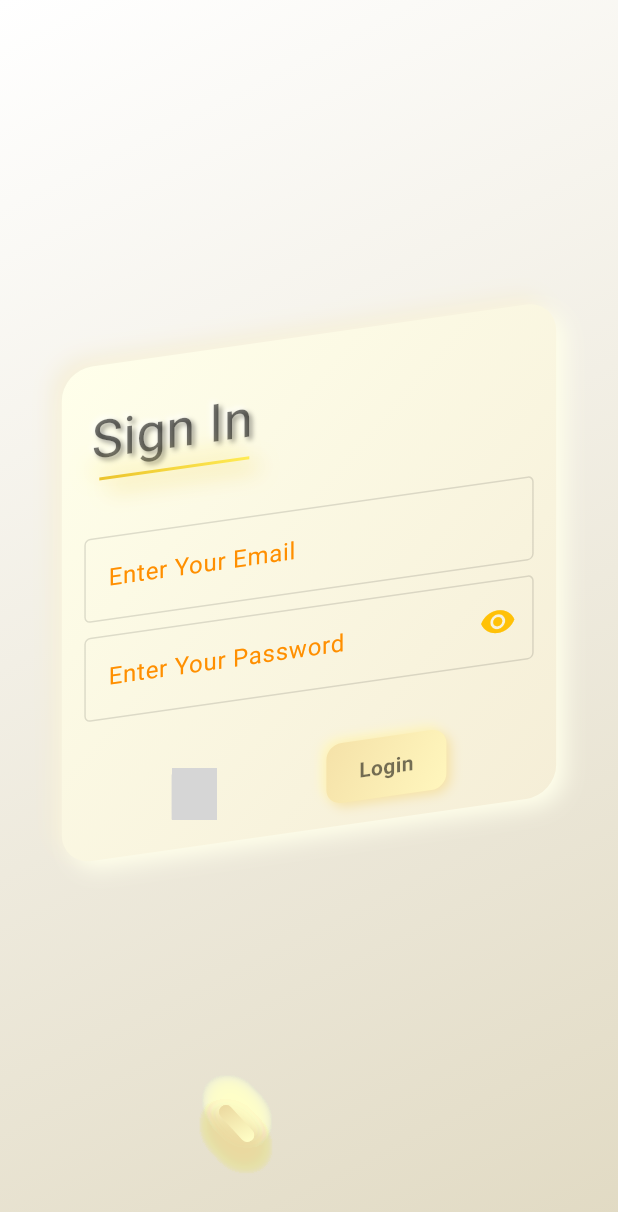
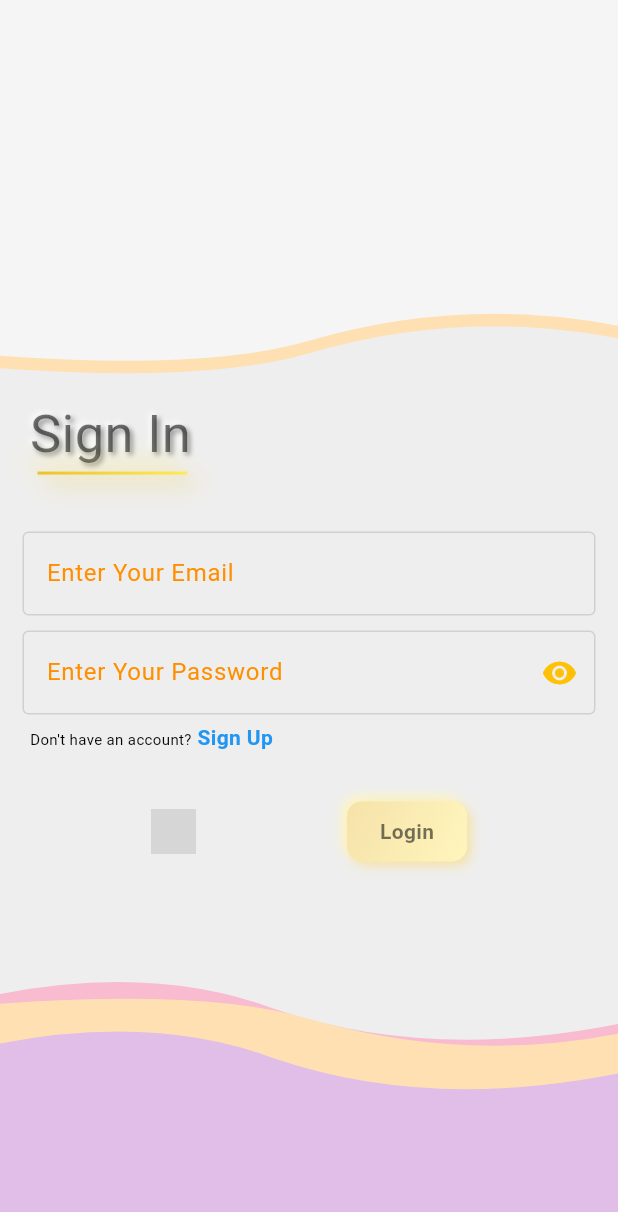
Before and after one commit to Prafulpatnecha/flutter_chat, a Flutter app: the screen it shows after launch, on a phone screen of 412 x 824 dp. Shown: the top 1212 px of the screen. Run offline on Flutter 3.47's test engine with Material 3 defaults, Android fonts, the phone set to English and light mode, and no system bars; drawn by our look-alikes of clay_containers, flip_card; our stand-ins replace cloud_firestore, dotted_line, firebase_auth, firebase_core, firebase_storage, flutter_custom_clippers and 5 more; missing offline and left inert: flutter_tilt, stories_for_flutter; accounts and stored records are empty; grey boxes are pictures that could not be loaded.

Commit message:
30-09-24

```diff
--- a/lib/services/firebase_cloud_services.dart
+++ b/lib/services/firebase_cloud_services.dart
@@ -131,8 +131,7 @@ class FirebaseCloudServices {
   }
 
   //Todo DELETE Receiver
-  Future<void> deleteChatReceiver(
-      String receiver, bool delete, String dcId) async {
+  Future<void> deleteChatReceiver(String receiver, bool delete, String dcId) async {
     // ChatModel chat ;//update
     String sender = AuthServices.authServices.getCurrentUser()!.email!;
     List doc = [sender, receiver];
--- a/lib/view/auth/components/login_components.dart
+++ b/lib/view/auth/components/login_components.dart
@@ -10,6 +10,7 @@ import 'package:get/get.dart';
 import 'package:icons_plus/icons_plus.dart';
 
 import '../../../controller/auth_controller.dart';
+import '../../../utils/colors_globle.dart';
 import 'extra_work_components.dart';
 
 Align buildAlignShep(double height, double width,
@@ -27,7 +28,9 @@ Align buildAlignShep(double height, double width,
         width: width,
         depth: 20,
         curveType: CurveType.concave,
-        color: Colors.amber.shade100,
+        color: Colors.grey.shade50,
+        parentColor: Colors.purple.shade50,
+        surfaceColor: Colors.grey.shade50,
         borderRadius: random.nextInt(1000).toDouble(),
       ),
     ),
@@ -37,15 +40,6 @@ Align buildAlignShep(double height, double width,
 Align signInAlign(double height, double width, AuthController authController) {
   return Align(
     alignment: const Alignment(0, 0),
-    child: Transform(
-      transform: Matrix4.skewY(3),
-      child: ClayContainer(
-        height: height * 0.4,
-        width: width * 0.8,
-        depth: -10,
-        curveType: CurveType.concave,
-        color: Colors.amber.shade50,
-        borderRadius: 20,
     child: SingleChildScrollView(
       child: Column(
         children: [
@@ -120,6 +114,17 @@ Align signInAlign(double height, double width, AuthController authController) {
                         )),
             ),
           ),
+          Row(
+            children: [
+              Padding(
+                padding: const EdgeInsets.symmetric(horizontal: 20.0),
+                child: Text.rich(TextSpan(children: [
+                  TextSpan(text: "Don't have an account?",style: TextStyle(color: textColor,fontSize: 10)),
+                  TextSpan(text: " Sign Up",style: TextStyle(color: Colors.blue,fontWeight: FontWeight.bold))
+                ],),),
+              ),
+            ],
+          ),
           SizedBox(
             height: height * 0.04,
           ),
@@ -143,12 +148,8 @@ Align signInAlign(double height, double width, AuthController authController) {
                 ),
               ),
               GestureDetector(
-                    onPanStart: (details) {
-                      authController.loginColor.value = false;
-                    },
-                    onPanEnd: (details) async {
-                      authController.loginColor.value = true;
-                      //todo Enter Login Button To On Here
+                onTap: () async {
+                  //todo Enter Login Button TO on Here
                   String response = await AuthServices.authServices
                       .signInWithEmailAndPasswordMethod(
                       authController.textEmail.text,
@@ -160,6 +161,17 @@ Align signInAlign(double height, double width, AuthController authController) {
                     Get.snackbar("Sign Failed!!", response);
                   }
                 },
+                // onPanStart: (details) {
+                // },
+                // onPanEnd: (details) {
+                // },
+                // onScaleStart: (details) {
+                //   authController.loginColor.value = false;
+                // },
+                // onScaleEnd: (details) {
+                //
+                //   authController.loginColor.value = true;
+                // },
                 // onTap: () {
                 // },
                 child: Obx(
@@ -187,10 +199,8 @@ Align signInAlign(double height, double width, AuthController authController) {
               ),
             ],
           ),
-              const SizedBox(height: 10,)
+          const SizedBox(height: 10,),
         ],
-          ),
-        ),
       ),
     ),
   );
--- a/lib/view/auth/components/sign_up_compponents.dart
+++ b/lib/view/auth/components/sign_up_compponents.dart
@@ -15,18 +15,12 @@ import 'package:icons_plus/icons_plus.dart';
 import 'package:image_picker/image_picker.dart';
 
 import '../../../controller/auth_controller.dart';
+import '../../../utils/colors_globle.dart';
 import 'extra_work_components.dart';
 
 Align signUpAlign(double height, double width, AuthController authController) {
   return Align(
     alignment: const Alignment(0, 0),
-    child: ClayContainer(
-      height: height * 0.65,
-      width: width * 0.9,
-      depth: -10,
-      curveType: CurveType.concave,
-      color: Colors.amber.shade50,
-      borderRadius: 20,
     child: SingleChildScrollView(
       child: Column(
         children: [
@@ -42,6 +36,7 @@ Align signUpAlign(double height, double width, AuthController authController) {
                 authController.textEmail.clear();
               },
               child: Row(
+                mainAxisAlignment: MainAxisAlignment.spaceEvenly,
                 children: [
                   Flexible(
                     child: NeumorphicText(
@@ -57,19 +52,19 @@ Align signUpAlign(double height, double width, AuthController authController) {
               ),
             ),
           ),
-            Padding(
-              padding: const EdgeInsets.symmetric(horizontal: 25.0),
-              child: Row(
-                children: [
-                  ClayContainer(
-                    height: 2,
-                    width: ((width * 0.249) < 100) ? width * 0.249 : 100,
-                    color: Colors.amberAccent,
-                    curveType: CurveType.concave,
-                  ),
-                ],
-              ),
-            ),
+          // Padding(
+          //   padding: const EdgeInsets.symmetric(horizontal: 25.0),
+          //   child: Row(
+          //     children: [
+          //       ClayContainer(
+          //         height: 2,
+          //         width: ((width * 0.249) < 100) ? width * 0.249 : 100,
+          //         color: Colors.amberAccent,
+          //         curveType: CurveType.concave,
+          //       ),
+          //     ],
+          //   ),
+          // ),
           SizedBox(
             height: height * 0.04,
           ),
@@ -143,8 +138,19 @@ Align signUpAlign(double height, double width, AuthController authController) {
                       color: Colors.amber,
                     ))),
           ),
+          Row(
+            children: [
+              Padding(
+                padding: const EdgeInsets.symmetric(horizontal: 20.0),
+                child: Text.rich(TextSpan(children: [
+                  TextSpan(text: "Already have an account?",style: TextStyle(color: textColor,fontSize: 10)),
+                  TextSpan(text: " Login",style: TextStyle(color: Colors.blue,fontWeight: FontWeight.bold))
+                ],),),
+              ),
+            ],
+          ),
           SizedBox(
-              height: height * 0.04,
+            height: height * 0.02,
           ),
           Row(
             mainAxisAlignment: MainAxisAlignment.spaceEvenly,
@@ -160,10 +166,6 @@ Align signUpAlign(double height, double width, AuthController authController) {
                         // // print("object");
                         authController.imagePath = File(xFile!.path)
                             .obs; //todo image file to save then work but not long time using firebase only this file path save...
-                          CloudStorageFirebaseSaveAnyFiles
-                              .cloudStorageFirebaseSaveAnyFiles
-                              .imageStorageIntoEmail(
-                              authController.imagePath!.value);
                         //
                         // Directory imageDirectory= await getApplicationDocumentsDirectory();
                         // authController.imageString.value = "${imageDirectory.absolute}/profileImage.png";
@@ -214,6 +216,16 @@ Align signUpAlign(double height, double width, AuthController authController) {
                   await GoogleAuthServices.googleAuthServices
                       .googleLoginWithGmail();
                   User? user = AuthServices.authServices.getCurrentUser();
+                  UserModal userModel = UserModal(
+                      name: user!.displayName!,
+                      email: user.email!,
+                      phoneNo: user.phoneNumber ?? "",
+                      token: "",
+                      image: user.photoURL!,
+                      online: true,
+                      lastTime: Timestamp.now(), typingChat: false);
+                  FirebaseCloudServices.firebaseCloudServices
+                      .insertUserIntoFireStore(userModel);
                   if (user != null) {
                     Get.offAndToNamed("/");
                   }
@@ -224,11 +236,11 @@ Align signUpAlign(double height, double width, AuthController authController) {
                 ),
               ),
               GestureDetector(
-                  onPanStart: (details) {
-                    authController.loginColor.value = false;
-                  },
-                  onPanEnd: (details) async {
-                    authController.loginColor.value = true;
+                // onPanStart: (details) {
+                //   authController.loginColor.value = false;
+                // },
+                onTap: () async {
+                  // authController.loginColor.value = true;
                   //todo Enter SignUp Button To On Here
                   if (authController.textPassword.text ==
                       authController.textConfirmPassword.text) {
@@ -241,9 +253,12 @@ Align signUpAlign(double height, double width, AuthController authController) {
                           email: authController.textEmail.text,
                           phoneNo: authController.textPhoneNo.text,
                           token: "",
-                            image: authController.imagePath == null
+                          image: (authController.imagePath == null)
                               ? "https://media.istockphoto.com/id/1316420668/vector/user-icon-human-person-symbol-social-profile-icon-avatar-login-sign-web-user-symbol.jpg?s=612x612&w=0&k=20&c=AhqW2ssX8EeI2IYFm6-ASQ7rfeBWfrFFV4E87SaFhJE="
-                                : authController.imagePath!.value.path,
+                              : await CloudStorageFirebaseSaveAnyFiles
+                              .cloudStorageFirebaseSaveAnyFiles
+                              .imageStorageIntoEmail(
+                              authController.imagePath!.value),
                           online: true,
                           lastTime: Timestamp.now(), typingChat: false);
                       FirebaseCloudServices.firebaseCloudServices
@@ -308,6 +323,5 @@ Align signUpAlign(double height, double width, AuthController authController) {
         ],
       ),
     ),
-    ),
   );
 }
--- a/lib/view/auth/login_process_page.dart
+++ b/lib/view/auth/login_process_page.dart
@@ -3,6 +3,8 @@ import 'dart:math';
 import 'package:clay_containers/clay_containers.dart';
 import 'package:flip_card/flip_card.dart';
 import 'package:flutter_chat/controller/auth_controller.dart';
+import 'package:flutter_chat/utils/colors_globle.dart';
+import 'package:flutter_custom_clippers/flutter_custom_clippers.dart';
 import 'package:flutter_neumorphic_plus/flutter_neumorphic.dart';
 import 'package:get/get.dart';
 
@@ -20,29 +22,85 @@ class LoginProcessPage extends StatelessWidget {
     AuthController authController = Get.put(AuthController());
     return Scaffold(
       body: Obx(
-        () => ClayContainer(
+        () => Container(
           height: height,
           width: width,
-          depth: 30,
-          curveType: CurveType.convex,
-          color: Colors.amber.shade50,
+          // depth: 30,
+          // curveType: CurveType.convex,
+          color: containerColor,
           child: Stack(
             children: [
-              ...List.generate(
-                40,
-                (index) {
-                  Random random = Random();
-                  return buildAlignShep(height * random.nextDouble() * 0.1,
-                      width * random.nextDouble() * 0.1,
-                      x: (random.nextBool())
-                          ? -random.nextDouble()
-                          : random.nextDouble(),
-                      y: (random.nextBool())
-                          ? -random.nextDouble()
-                          : random.nextDouble(),
-                      z: random.nextDouble(),
-                      random: random);
-                },
+              Align(
+                alignment: Alignment.topCenter,
+                child: ClipPath(
+                  clipper: WaveClipperOne(),
+                  child: Container(
+                    width: width,
+                    height: height*0.31,
+                    color: chatColorList[0],
+                  ),
+                ),
+              ),
+              Align(
+                alignment: Alignment.topCenter,
+                child: ClipPath(
+                  clipper: WaveClipperOne(),
+                  child: Container(
+                    width: width,
+                    height: height*0.3,
+                    color: chatColorList[3],
+                  ),
+                ),
+              ),
+              //todo
+              // ...List.generate(
+              //   40,
+              //   (index) {
+              //     Random random = Random();
+              //     return buildAlignShep(height * random.nextDouble() * 0.1,
+              //         width * random.nextDouble() * 0.1,
+              //         x: (random.nextBool())
+              //             ? -random.nextDouble()
+              //             : random.nextDouble(),
+              //         y: (random.nextBool())
+              //             ? -random.nextDouble()
+              //             : random.nextDouble(),
+              //         z: random.nextDouble(),
+              //         random: random);
+              //   },
+              // ),
+              Align(
+                alignment: Alignment.bottomCenter,
+                child: ClipPath(
+                  clipper: WaveClipperTwo(reverse: true),
+                  child: Container(
+                    width: width,
+                    height: height*0.22,
+                    color: chatColorList[1],
+                  ),
+                ),
+              ),
+              Align(
+                alignment: Alignment.bottomCenter,
+                child: ClipPath(
+                  clipper: WaveClipperOne(reverse: true),
+                  child: Container(
+                    width: width,
+                    height: height*0.2,
+                    color: chatColorList[0],
+                  ),
+                ),
+              ),
+              Align(
+                alignment: Alignment.bottomCenter,
+                child: ClipPath(
+                  clipper: WaveClipperTwo(reverse: true),
+                  child: Container(
+                    width: width,
+                    height: height*0.18,
+                    color: chatColorList[2],
+                  ),
+                ),
               ),
               FlipCard(
                 // onFlipDone: (isFront) {
@@ -50,7 +108,8 @@ class LoginProcessPage extends StatelessWidget {
                 // },
                 front: signInAlign(height, width, authController),
                 back: signUpAlign(height, width, authController),
-              )
+              ),
+
             ],
           ),
         ),
--- a/lib/view/command/my_app.dart
+++ b/lib/view/command/my_app.dart
@@ -6,6 +6,7 @@ import 'package:get/get.dart';
 
 import '../auth/auth_manager.dart';
 import '../home/home_page.dart';
+import '../profile/profile_page.dart';
 
 class MyApp extends StatelessWidget {
   const MyApp({super.key});
@@ -24,6 +25,7 @@ class MyApp extends StatelessWidget {
         GetPage(name: "/login", page: () => const LoginProcessPage(),transition: Transition.native),
         GetPage(name: "/chat", page: () => const ChatPage(),transition: Transition.native),
         GetPage(name: "/imageShow", page: () => const ImageShowPage(),transition: Transition.circularReveal),
+        GetPage(name: "/profile", page: () => const ProfilePage(),transition: Transition.circularReveal),
       ],
     );
   }
--- a/lib/view/home/components/home_components.dart
+++ b/lib/view/home/components/home_components.dart
@@ -5,7 +5,6 @@ import 'package:clay_containers/widgets/clay_container.dart';
 import 'package:cloud_firestore/cloud_firestore.dart';
 import 'package:dotted_line/dotted_line.dart';
 import 'package:flutter/material.dart';
-import 'package:flutter_chat/controller/auth_controller.dart';
 import 'package:flutter_chat/services/auth_services.dart';
 import 'package:flutter_chat/services/firebase_cloud_services.dart';
 import 'package:get/get.dart';
@@ -116,13 +115,10 @@ Column emailAndAllUserAccess(List<UserModal> userModal, int index) {
         child: DottedLine(
           direction: Axis.horizontal,
           alignment: WrapAlignment.center,
-          // lineLength: double.infinity,
           lineThickness: 0.8,
           dashLength: 0.05,
           dashGradient: [colorsDotted[random.nextInt(colorsDotted.length)], colorsDotted[random.nextInt(colorsDotted.length)]],
           dashRadius: 5.0,
-          // dashGapLength: 9.0,
-
           dashGapColor: Colors.transparent,
           dashGapGradient: [colorsDotted[random.nextInt(colorsDotted.length)], colorsDotted[random.nextInt(colorsDotted.length)]],
           dashGapRadius: 0.0,
```
Also changed, not shown: lib/services/cloud_storage_firebase_save_any_files.dart (+8 -7 lines), lib/view/home/home_page.dart (+8 -2 lines), lib/view/profile/profile_page.dart (added, +35 -0 lines), image1.png, image2.png, image3.png (added), image5.png (added), 1 other file. Lines whose indentation alone changed are shown as unchanged.
